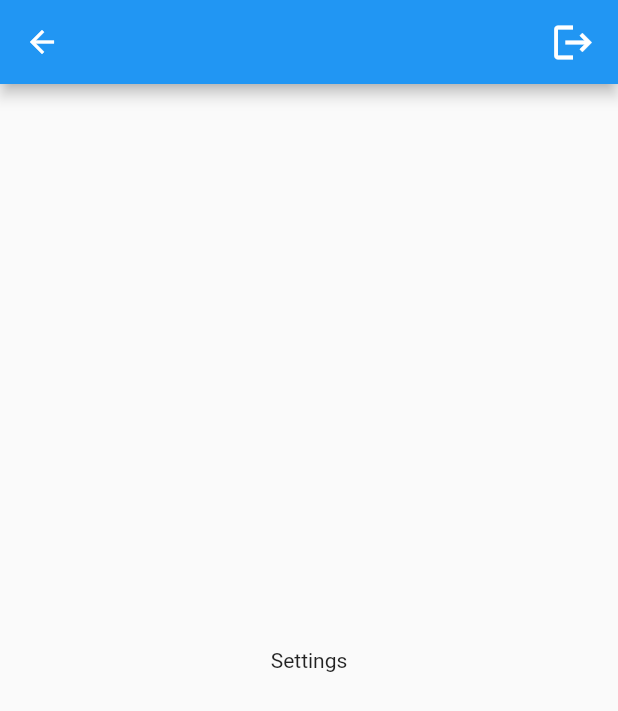
After one commit to johndaves6240/mobileDevelopment_midtermTask, a Flutter app: the screen it shows after launch, after a tap on "Login", after a tap on the "settings" icon, on a phone screen of 412 x 824 dp. The commit adds this screen. Shown: the top 711 px of the screen. Run offline on Flutter 3.47's test engine with Material 2 defaults, Android fonts, the phone set to English and light mode, and no system bars.

Commit message:
working signup routes

```diff
--- a/lib/main.dart
+++ b/lib/main.dart
@@ -1,8 +1,12 @@
 import 'package:flutter/material.dart';
+import 'package:midterm_task/routes.dart';
 import 'package:midterm_task/screens/DashboardScreen.dart';
+import 'package:midterm_task/screens/LoginScreen.dart';
 
 void main() {
-  runApp(const MaterialApp(
-    home: DashboardScreen(),
+  runApp(MaterialApp(
+    debugShowCheckedModeBanner: false,
+    initialRoute: LoginScreen.routeName,
+    routes: routes,
   ));
 }
--- a/lib/screens/DashboardScreen.dart
+++ b/lib/screens/DashboardScreen.dart
@@ -1,30 +1,33 @@
 import 'package:flutter/material.dart';
 
+import 'Settings.dart';
+
 class DashboardScreen extends StatefulWidget {
-  const DashboardScreen({super.key});
+  static String routeName = "/dashboard";
 
   @override
   State<DashboardScreen> createState() => _DashboardScreenState();
 }
 
 class _DashboardScreenState extends State<DashboardScreen> {
-  int _numberOfClicks = 0;
   @override
   Widget build(BuildContext context) {
     return Scaffold(
       appBar: AppBar(
-        title: const Text("TEST1"),
+        actions: [
+          GestureDetector(
+            onTap: () {
+              Navigator.pushNamed(context, Settings.routeName);
+            },
+            child: const Padding(
+              padding: EdgeInsets.only(right: 15.0),
+              child: Icon(Icons.settings, size: 30),
+            ),
+          )
+        ],
       ),
       body: Center(
-        child: Text("clicked times: $_numberOfClicks"),
-      ),
-      floatingActionButton: FloatingActionButton(
-        onPressed: () {
-          setState(() {
-            _numberOfClicks++;
-          });
-        },
-        child: const Icon(Icons.add),
+        child: Text("Dashboard"),
       ),
     );
   }
--- a/lib/screens/LoginScreen.dart
+++ b/lib/screens/LoginScreen.dart
@@ -1,4 +1,10 @@
 import 'package:flutter/material.dart';
+import 'package:midterm_task/screens/DashboardScreen.dart';
+import 'package:midterm_task/screens/SignupScreen.dart';
+import 'package:midterm_task/widget/CustomTextField.dart';
+import 'package:midterm_task/widget/PasswordField.dart';
+import 'package:midterm_task/widget/PrimaryButton.dart';
+import 'package:midterm_task/widget/SecondaryButton.dart';
 
 class LoginScreen extends StatefulWidget {
   static String routeName = "/login";
@@ -9,15 +15,71 @@ class LoginScreen extends StatefulWidget {
 }
 
 class _LoginScreenState extends State<LoginScreen> {
+  final TextEditingController emailController = TextEditingController();
+  final TextEditingController passwordController = TextEditingController();
+  bool obscurePassword = true;
   @override
   Widget build(BuildContext context) {
+    double width = MediaQuery.of(context).size.width;
     return Scaffold(
       body: Container(
-        child: SingleChildScrollView(
-          child: Center(
-            child: Container(
-              child: Column(
-                children: [],
+        child: Center(
+          child: SingleChildScrollView(
+            child: Center(
+              child: Container(
+                width: width * .9,
+                child: Column(
+                  children: [
+                    CustomTextField(
+                        labelText: "Email Address",
+                        hintText: "Enter your email address",
+                        controller: emailController,
+                        textInputType: TextInputType.emailAddress),
+                    const SizedBox(
+                      height: 20.0,
+                    ),
+                    PasswordField(
+                        obscureText: obscurePassword,
+                        onTap: handleObscurePassword,
+                        labelText: "Password",
+                        hintText: "Enter your password",
+                        controller: passwordController),
+                    const SizedBox(
+                      height: 20.0,
+                    ),
+                    PrimaryButton(
+                      text: "Login",
+                      iconData: Icons.login,
+                      onPress: () {
+                        Navigator.pushReplacementNamed(
+                            context, DashboardScreen.routeName);
+                      },
+                    ),
+                    const SizedBox(
+                      height: 20.0,
+                    ),
+                    SecondaryButton(
+                      text: "Signup",
+                      iconData: Icons.login,
+                      onPress: () {
+                        Navigator.pushNamed(context, SignupScreen.routeName);
+                      },
+                    ),
+                    const SizedBox(
+                      height: 20.0,
+                    ),
+                    Container(
+                        child: Center(
+                      child: GestureDetector(
+                        onTap: () {},
+                        child: const Text(
+                          "Don't have an account? Click Sign up button.",
+                          style: TextStyle(fontSize: 16.0),
+                        ),
+                      ),
+                    ))
+                  ],
+                ),
               ),
             ),
           ),
@@ -25,4 +87,10 @@ class _LoginScreenState extends State<LoginScreen> {
       ),
     );
   }
+
+  handleObscurePassword() {
+    setState(() {
+      obscurePassword = !obscurePassword;
+    });
+  }
 }
--- /dev/null
+++ b/lib/screens/Settings.dart
@@ -0,0 +1,38 @@
+import 'package:flutter/material.dart';
+import 'package:midterm_task/screens/DashboardScreen.dart';
+import 'package:midterm_task/screens/LoginScreen.dart';
+
+class Settings extends StatefulWidget {
+  static String routeName = "/settings";
+
+  @override
+  State<Settings> createState() => _SettingsState();
+}
+
+class _SettingsState extends State<Settings> {
+  @override
+  Widget build(BuildContext context) {
+    return Scaffold(
+      appBar: AppBar(
+        actions: [
+          GestureDetector(
+            onTap: () {
+              Navigator.of(context).pushNamedAndRemoveUntil(
+                  LoginScreen.routeName, (Route<dynamic> route) => false);
+            },
+            child: const Padding(
+              padding: EdgeInsets.only(right: 15.0),
+              child: Icon(
+                Icons.logout,
+                size: 30,
+              ),
+            ),
+          )
+        ],
+      ),
+      body: const Center(
+        child: Text("Settings"),
+      ),
+    );
+  }
+}
--- a/lib/widget/PasswordField.dart
+++ b/lib/widget/PasswordField.dart
@@ -27,7 +27,11 @@ class PasswordField extends StatelessWidget {
         ),
         labelText: labelText,
         hintText: hintText,
-        border:
+        border: const OutlineInputBorder(
+          borderRadius: BorderRadius.all(
+            Radius.circular(12),
+          ),
+        ),
       ),
     );
   }
--- /dev/null
+++ b/lib/widget/PrimaryButton.dart
@@ -0,0 +1,32 @@
+import 'package:flutter/material.dart';
+
+class PrimaryButton extends StatelessWidget {
+  final String text;
+  final IconData iconData;
+  final VoidCallback onPress;
+
+  PrimaryButton(
+      {required this.text, required this.iconData, required this.onPress});
+  @override
+  Widget build(BuildContext context) {
+    return ElevatedButton(
+      style: ElevatedButton.styleFrom(
+        fixedSize: const Size(double.maxFinite, 50),
+      ),
+      onPressed: onPress,
+      child: Row(
+        mainAxisAlignment: MainAxisAlignment.center,
+        children: [
+          Icon(iconData),
+          const SizedBox(
+            width: 10.0,
+          ),
+          Text(
+            text,
+            style: const TextStyle(fontSize: 17),
+          ),
+        ],
+      ),
+    );
+  }
+}
--- /dev/null
+++ b/lib/widget/SecondaryButton.dart
@@ -0,0 +1,32 @@
+import 'package:flutter/material.dart';
+
+class SecondaryButton extends StatelessWidget {
+  final String text;
+  final IconData iconData;
+  final VoidCallback onPress;
+
+  SecondaryButton(
+      {required this.text, required this.iconData, required this.onPress});
+  @override
+  Widget build(BuildContext context) {
+    return ElevatedButton(
+      style: ElevatedButton.styleFrom(
+        fixedSize: const Size(double.maxFinite, 50),
+      ),
+      onPressed: onPress,
+      child: Row(
+        mainAxisAlignment: MainAxisAlignment.center,
+        children: [
+          Icon(iconData),
+          const SizedBox(
+            width: 10.0,
+          ),
+          Text(
+            text,
+            style: const TextStyle(fontSize: 17),
+          ),
+        ],
+      ),
+    );
+  }
+}
```
Also changed, not shown: lib/routes.dart (added, +12 -0 lines), lib/screens/SignupScreen.dart (added, +61 -0 lines).
